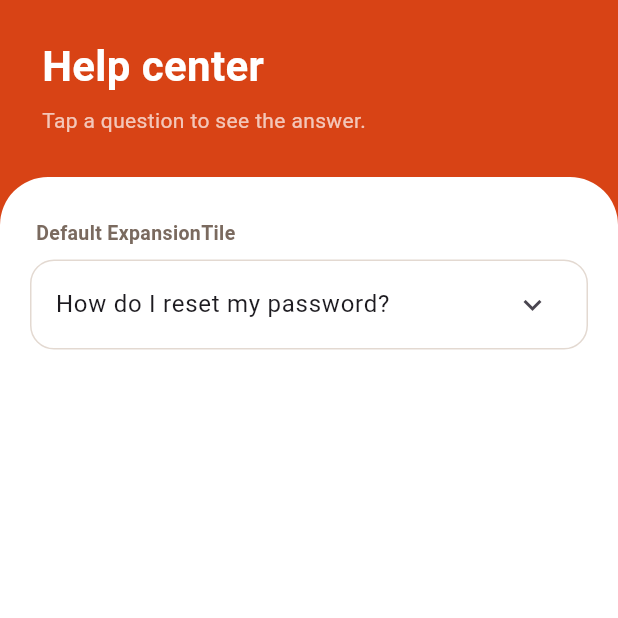
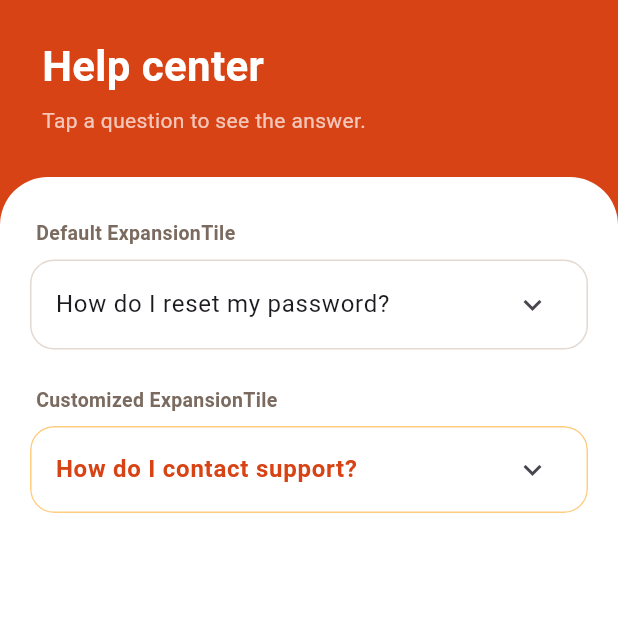
Before and after one commit to nakuwa23/expansion_tile_demo, a Flutter app: the screen it shows after launch, on a phone screen of 412 x 824 dp, the top half of it. Run offline on Flutter 3.47's test engine with Material 3 defaults, Android fonts, the phone set to English and light mode, and no system bars.

Commit message:
Add customized tile base with rounded card shape

```diff
--- a/lib/main.dart
+++ b/lib/main.dart
@@ -19,7 +19,13 @@ class FaqScreen extends StatelessWidget {
 
   // Color palette
   static const _accent = Color(0xFFD84315); // header, title, icon
+  static const _outline = Color(0xFFFFCC80); // customized card border
   static const _neutralBorder = Color(0xFFE3D9D1); // default card border
+
+  static final _cardShape = RoundedRectangleBorder(
+    borderRadius: BorderRadius.circular(16),
+    side: const BorderSide(color: _outline),
+  );
 
   @override
   Widget build(BuildContext context) {
@@ -80,6 +86,29 @@ class FaqScreen extends StatelessWidget {
                         ],
                       ),
                     ),
+
+                    const SizedBox(height: 24),
+                    const _SectionLabel('Customized ExpansionTile'),
+
+                    ExpansionTile(
+                      // Supporting setup: rounded card look
+                      shape: _cardShape,
+                      collapsedShape: _cardShape,
+                      clipBehavior: Clip.antiAlias,
+                      title: const Text(
+                        'How do I contact support?',
+                        style: TextStyle(
+                          color: _accent,
+                          fontWeight: FontWeight.w600,
+                        ),
+                      ),
+                      children: const [
+                        ListTile(
+                          title: Text(
+                              'Email support@gmail.com or use in-app chat.'),
+                        ),
+                      ],
+                    ),
                   ],
                 ),
               ),
```
